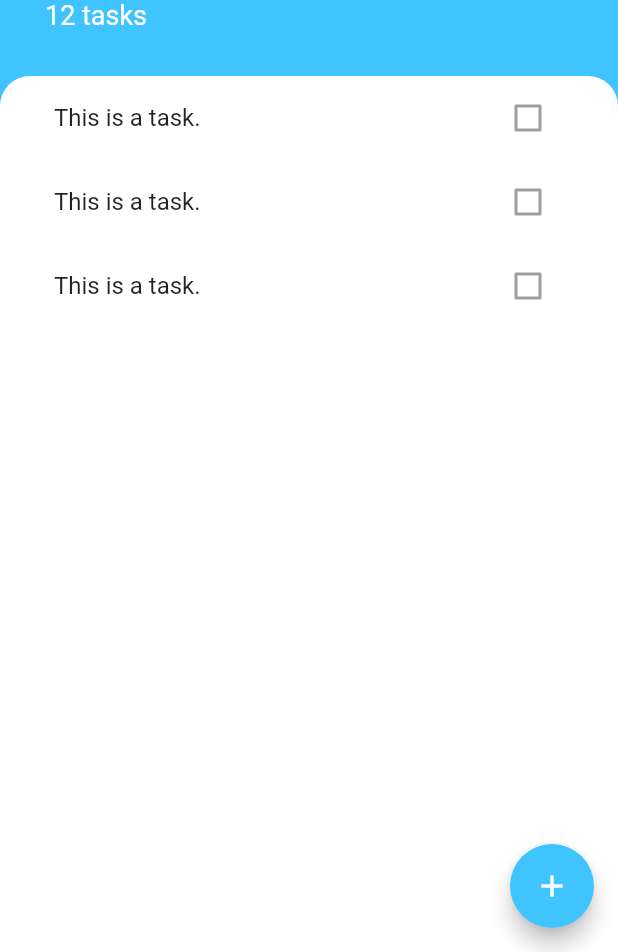
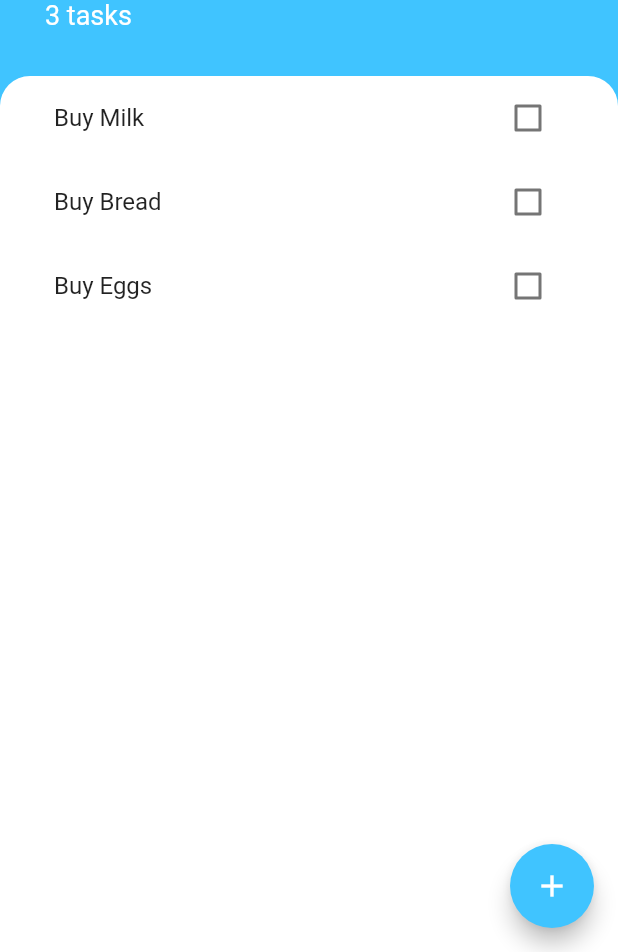
Before and after one commit to fear-the-lord/todoapp-flutter, a Flutter app: the screen it shows after launch, on a phone screen of 412 x 824 dp, the part 284-1236 px from its top. Run offline on Flutter 3.47's test engine with Material 2 defaults, Android fonts, the phone set to English and light mode, and no system bars.

Commit message:
Fourth Commit

```diff
--- /dev/null
+++ b/lib/models/task.dart
@@ -0,0 +1,9 @@
+class Task {
+  final String text;
+  bool isDone;
+  Task({this.text, this.isDone = false});
+
+  void toggleDone() {
+    isDone = !isDone;
+  }
+}
--- a/lib/screen/tasks_screen.dart
+++ b/lib/screen/tasks_screen.dart
@@ -1,49 +1,19 @@
 import 'package:flutter/material.dart';
+import 'package:todoey_flutter/screen/add_task_screen.dart';
 import 'package:todoey_flutter/widgets/tasks_list.dart';
+import 'package:todoey_flutter/models/task.dart';
 
-class TasksScreen extends StatelessWidget {
-  Widget buildBottomSheet(BuildContext context) {
-    return Container(
-      color: Color(0xff757575),
-      child: Container(
-        padding: EdgeInsets.all(20.0),
-        decoration: BoxDecoration(
-          color: Colors.white,
-          borderRadius: BorderRadius.only(
-            topLeft: Radius.circular(20.0),
-            topRight: Radius.circular(20.0),
-          ),
-        ),
-        child: Column(
-          crossAxisAlignment: CrossAxisAlignment.stretch,
-          children: [
-            Text(
-              'Add Task',
-              textAlign: TextAlign.center,
-              style: TextStyle(
-                fontSize: 30.0,
-                color: Colors.lightBlueAccent,
-              ),
-            ),
-            TextField(
-              // Automatically enables keyboard
-              autofocus: true,
-              textAlign: TextAlign.center,
-            ),
-            SizedBox(height: 5.0),
-            FlatButton(
-              onPressed: () {},
-              child: Text(
-                'Add',
-                style: TextStyle(color: Colors.white),
-              ),
-              color: Colors.lightBlueAccent,
-            ),
-          ],
-        ),
-      ),
-    );
-  }
+class TasksScreen extends StatefulWidget {
+  @override
+  _TasksScreenState createState() => _TasksScreenState();
+}
+
+class _TasksScreenState extends State<TasksScreen> {
+  List<Task> tasks = [
+    Task(text: 'Buy Milk'),
+    Task(text: 'Buy Bread'),
+    Task(text: 'Buy Eggs'),
+  ];
 
   @override
   Widget build(BuildContext context) {
@@ -79,7 +49,7 @@ class TasksScreen extends StatelessWidget {
                   ),
                 ),
                 Text(
-                  '12 tasks',
+                  '${tasks.length} tasks',
                   style: TextStyle(
                     color: Colors.white,
                     fontSize: 18.0,
@@ -98,7 +68,7 @@ class TasksScreen extends StatelessWidget {
                   topRight: Radius.circular(20.0),
                 ),
               ),
-              child: TasksList(),
+              child: TasksList(tasks),
             ),
           ),
         ],
@@ -110,7 +80,12 @@ class TasksScreen extends StatelessWidget {
           showModalBottomSheet(
             context: context,
             isScrollControlled: true,
-            builder: buildBottomSheet,
+            builder: (context) => AddTaskScreen((newTaskTitle) {
+              setState(() {
+                tasks.add(Task(text: newTaskTitle));
+              });
+              Navigator.pop(context);
+            }),
           );
         },
       ),
--- a/lib/widgets/task_tile.dart
+++ b/lib/widgets/task_tile.dart
@@ -1,12 +1,25 @@
 import 'package:flutter/material.dart';
 
 class TaskTile extends StatelessWidget {
+  final bool isChecked;
+  final String taskTitle;
+  final Function checkboxCallback;
+
+  TaskTile({this.isChecked, this.taskTitle, this.checkboxCallback});
+
   @override
   Widget build(BuildContext context) {
     return ListTile(
-      title: Text('This is a task.'),
+      title: Text(
+        taskTitle,
+        style: TextStyle(
+          decoration: isChecked ? TextDecoration.lineThrough : null,
+        ),
+      ),
       trailing: Checkbox(
-        value: false,
+        activeColor: Colors.lightBlueAccent,
+        value: isChecked,
+        onChanged: checkboxCallback,
       ),
     );
   }
--- a/lib/widgets/tasks_list.dart
+++ b/lib/widgets/tasks_list.dart
@@ -1,15 +1,29 @@
 import 'package:flutter/material.dart';
 import 'package:todoey_flutter/widgets/task_tile.dart';
+import 'package:todoey_flutter/models/task.dart';
 
-class TasksList extends StatelessWidget {
+class TasksList extends StatefulWidget {
+  final List<Task> tasks;
+  TasksList(this.tasks);
+  @override
+  _TasksListState createState() => _TasksListState();
+}
+
+class _TasksListState extends State<TasksList> {
   @override
   Widget build(BuildContext context) {
-    return ListView(
-      children: [
-        TaskTile(),
-        TaskTile(),
-        TaskTile(),
-      ],
+    return ListView.builder(
+      itemBuilder: (context, index) {
+        return TaskTile(
+            taskTitle: widget.tasks[index].text,
+            isChecked: widget.tasks[index].isDone,
+            checkboxCallback: (checkboxState) {
+              setState(() {
+                widget.tasks[index].toggleDone();
+              });
+            });
+      },
+      itemCount: widget.tasks.length,
     );
   }
 }
```
Also changed, not shown: lib/screen/add_task_screen.dart (added, +55 -0 lines).
